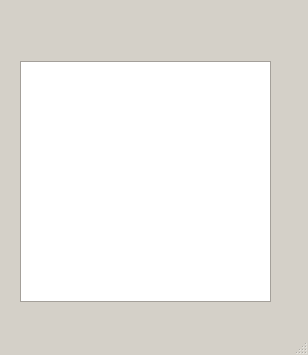
Qt form mymainwindow.ui (QLubov/SimpleGatekeeperServer) before a commit.
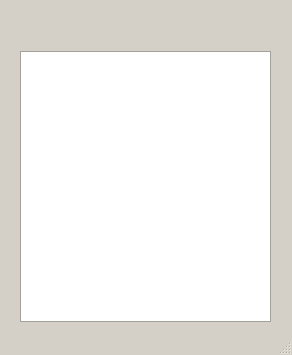
The same form after that commit. Icons and pictures are not drawn.

Patch:
```diff
--- a/mymainwindow.ui
+++ b/mymainwindow.ui
@@ -9,19 +9,19 @@
    <rect>
     <x>0</x>
     <y>0</y>
-    <width>308</width>
+    <width>292</width>
     <height>355</height>
    </rect>
   </property>
   <property name="minimumSize">
    <size>
-    <width>308</width>
+    <width>290</width>
     <height>355</height>
    </size>
   </property>
   <property name="maximumSize">
    <size>
-    <width>308</width>
+    <width>292</width>
     <height>355</height>
    </size>
   </property>
@@ -108,9 +108,9 @@
     <property name="geometry">
      <rect>
       <x>20</x>
-      <y>61</y>
+      <y>51</y>
       <width>251</width>
-      <height>241</height>
+      <height>271</height>
      </rect>
     </property>
     <property name="styleSheet">
@@ -121,7 +121,7 @@
     <property name="geometry">
      <rect>
       <x>30</x>
-      <y>20</y>
+      <y>10</y>
       <width>31</width>
       <height>31</height>
      </rect>
@@ -150,7 +150,7 @@
     <property name="geometry">
      <rect>
       <x>80</x>
-      <y>20</y>
+      <y>10</y>
       <width>31</width>
       <height>31</height>
      </rect>
@@ -182,7 +182,7 @@
     <property name="geometry">
      <rect>
       <x>130</x>
-      <y>20</y>
+      <y>10</y>
       <width>31</width>
       <height>31</height>
      </rect>
@@ -211,7 +211,7 @@
     <property name="geometry">
      <rect>
       <x>180</x>
-      <y>20</y>
+      <y>10</y>
       <width>31</width>
       <height>31</height>
      </rect>
@@ -240,7 +240,7 @@
     <property name="geometry">
      <rect>
       <x>230</x>
-      <y>20</y>
+      <y>10</y>
       <width>31</width>
       <height>31</height>
      </rect>
```
Left out of the diff: 10 changed lines with no effect on the pictures.
